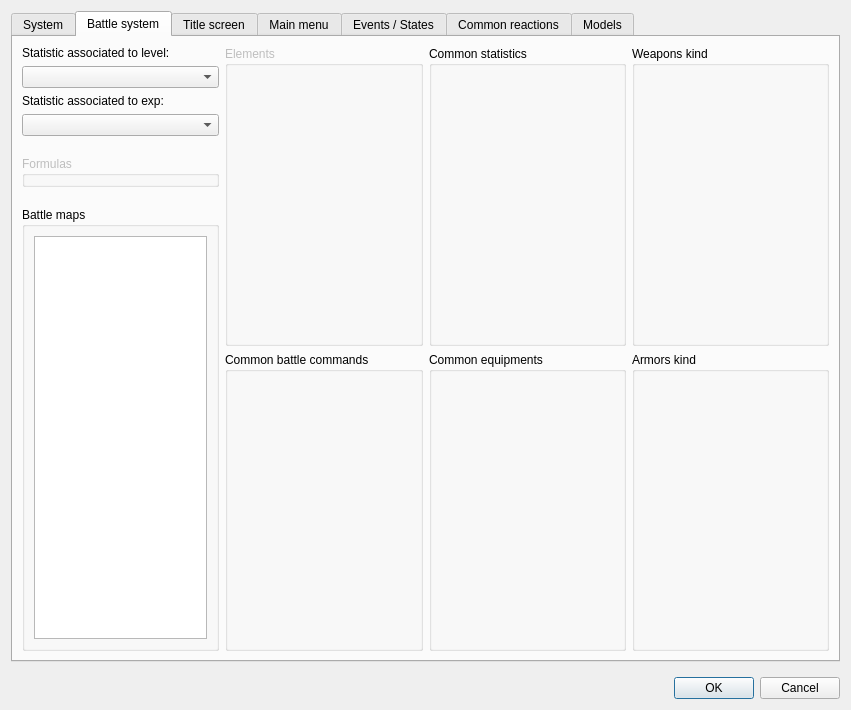
Qt form Dialogs/dialogsystems.ui (RPG-Paper-Maker/RPG-Paper-Maker) before a commit.
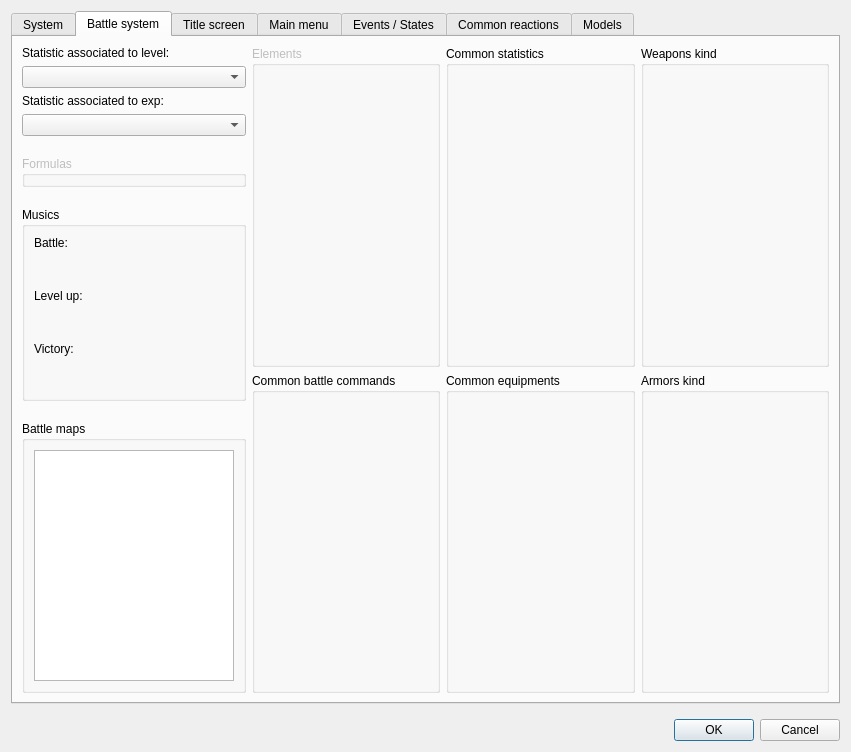
The same form after that commit. The open tabs and pages were chosen to show the change. Custom widgets are drawn as their Qt base class.

Commit message: Musics in battles (music, levelup, victory)

Diff of the .ui file:
```diff
--- a/Dialogs/dialogsystems.ui
+++ b/Dialogs/dialogsystems.ui
@@ -7,7 +7,7 @@
     <x>0</x>
     <y>0</y>
     <width>851</width>
-    <height>710</height>
+    <height>752</height>
    </rect>
   </property>
   <property name="minimumSize">
@@ -492,7 +492,7 @@
          <item row="0" column="0">
           <layout class="QHBoxLayout" name="horizontalLayout_4" stretch="1,1,1,1">
            <item>
-            <layout class="QVBoxLayout" name="verticalLayout_20" stretch="0,0,1">
+            <layout class="QVBoxLayout" name="verticalLayout_20" stretch="0,0,0,1">
              <property name="spacing">
               <number>20</number>
              </property>
@@ -533,6 +533,94 @@
                </property>
               </widget>
              </item>
+             <item>
+              <widget class="QGroupBox" name="groupBox_18">
+               <property name="minimumSize">
+                <size>
+                 <width>0</width>
+                 <height>0</height>
+                </size>
+               </property>
+               <property name="title">
+                <string>Musics</string>
+               </property>
+               <layout class="QGridLayout" name="gridLayout_26">
+                <item row="0" column="0">
+                 <layout class="QVBoxLayout" name="verticalLayout_16">
+                  <item>
+                   <widget class="QLabel" name="label_11">
+                    <property name="text">
+                     <string>Battle:</string>
+                    </property>
+                   </widget>
+                  </item>
+                  <item>
+                   <widget class="WidgetSong" name="widgetChooseBattleMusic" native="true">
+                    <property name="minimumSize">
+                     <size>
+                      <width>200</width>
+                      <height>27</height>
+                     </size>
+                    </property>
+                    <property name="maximumSize">
+                     <size>
+                      <width>200</width>
+                      <height>27</height>
+                     </size>
+                    </property>
+                   </widget>
+                  </item>
+                  <item>
+                   <widget class="QLabel" name="label_12">
+                    <property name="text">
+                     <string>Level up:</string>
+                    </property>
+                   </widget>
+                  </item>
+                  <item>
+                   <widget class="WidgetSong" name="widgetChooseBattleLevelUp" native="true">
+                    <property name="minimumSize">
+                     <size>
+                      <width>200</width>
+                      <height>27</height>
+                     </size>
+                    </property>
+                    <property name="maximumSize">
+                     <size>
+                      <width>200</width>
+                      <height>27</height>
+                     </size>
+                    </property>
+                   </widget>
+                  </item>
+                  <item>
+                   <widget class="QLabel" name="label_13">
+                    <property name="text">
+                     <string>Victory:</string>
+                    </property>
+                   </widget>
+                  </item>
+                  <item>
+                   <widget class="WidgetSong" name="widgetChooseBattleVictory" native="true">
+                    <property name="minimumSize">
+                     <size>
+                      <width>200</width>
+                      <height>27</height>
+                     </size>
+                    </property>
+                    <property name="maximumSize">
+                     <size>
+                      <width>200</width>
+                      <height>27</height>
+                     </size>
+                    </property>
+                   </widget>
+                  </item>
+                 </layout>
+                </item>
+               </layout>
+              </widget>
+             </item>
              <item>
               <widget class="QGroupBox" name="groupBox_16">
                <property name="title">
@@ -1066,6 +1154,12 @@
    <header>widgettreecommands.h</header>
    <container>1</container>
   </customwidget>
+  <customwidget>
+   <class>WidgetSong</class>
+   <extends>QWidget</extends>
+   <header>widgetsong.h</header>
+   <container>1</container>
+  </customwidget>
  </customwidgets>
  <resources/>
  <connections>
```
Left out of the diff: 2 changed lines with no effect on the pictures. The commit also changes 8 other files.
